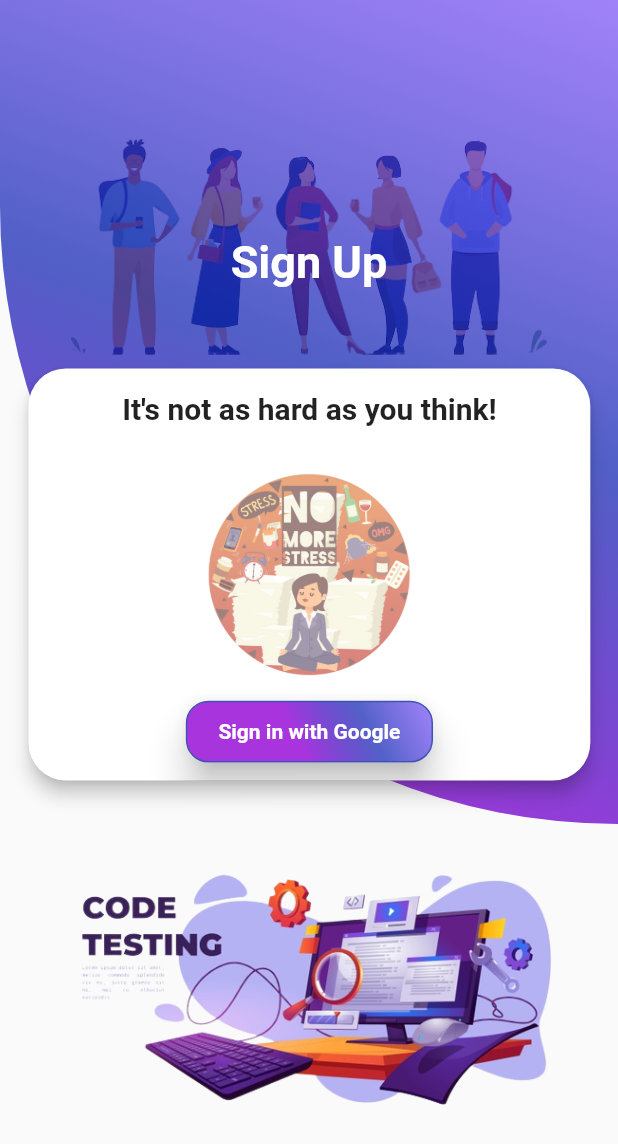
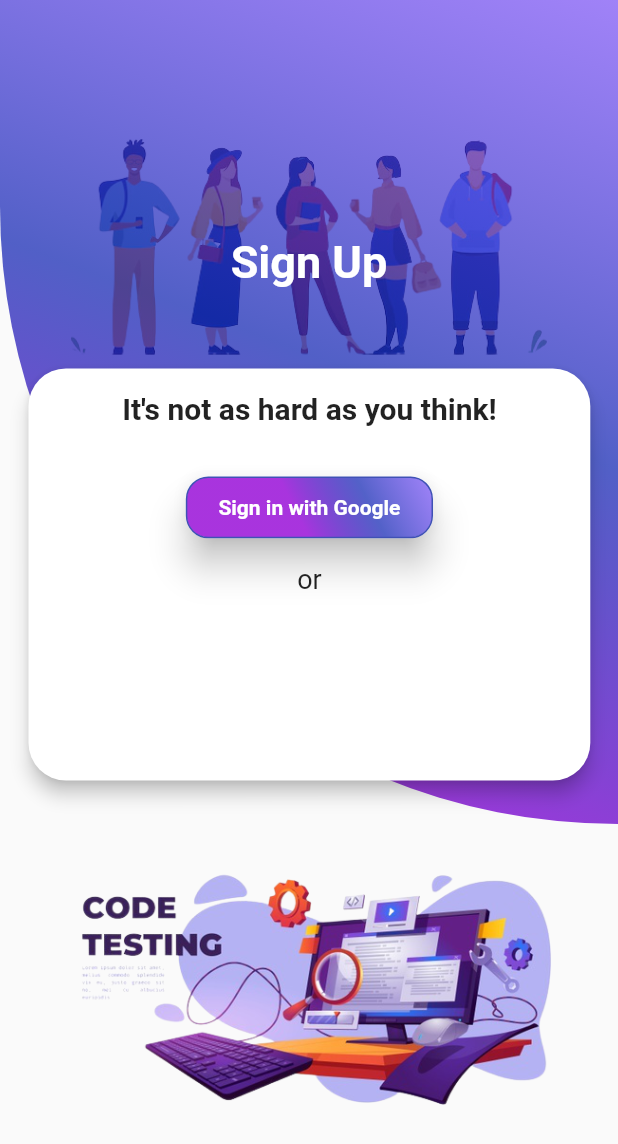
Before and after one commit to oojas/Placement-Portal, a Flutter app: the screen it shows after launch, on a phone screen of 412 x 824 dp. Shown: the top 1144 px of the screen. Run offline on Flutter 3.47's test engine with Material 2 defaults, Android fonts, the phone set to English and light mode, and no system bars; our stand-ins replace after_layout, firebase_auth, firebase_core, font_awesome_flutter, google_fonts, google_sign_in and 6 more; accounts and stored records are empty.

Commit message:
New upgrade initiated

```diff
--- a/lib/Authentication/login.dart
+++ b/lib/Authentication/login.dart
@@ -120,7 +120,6 @@ class _LoginState extends State<Login> with SingleTickerProviderStateMixin {
                                             BorderRadius.circular(25)),
                                     elevation: 5,
                                     child: Container(
-                                      clipBehavior: Clip.hardEdge,
                                       child: Column(
                                         children: [
                                           Padding(
@@ -136,7 +135,9 @@ class _LoginState extends State<Login> with SingleTickerProviderStateMixin {
                                               ),
                                             ),
                                           ),
-                                          Expanded(child: Container()),
+                                          SizedBox(
+                                            height: 15,
+                                          ),
                                           Align(
                                             alignment: Alignment.bottomCenter,
                                             child: Padding(
@@ -192,6 +193,14 @@ class _LoginState extends State<Login> with SingleTickerProviderStateMixin {
                                                 ),
                                               ),
                                             ),
+                                          ),
+                                          SizedBox(
+                                            height: 5,
+                                          ),
+                                          Text(
+                                            'or',
+                                            style: GoogleFonts.roboto(
+                                                fontSize: 18),
                                           )
                                         ],
                                       ),
@@ -200,12 +209,6 @@ class _LoginState extends State<Login> with SingleTickerProviderStateMixin {
                                       height:
                                           MediaQuery.of(context).size.height /
                                               3,
-                                      decoration: BoxDecoration(
-                                          image: DecorationImage(
-                                              opacity: 0.6,
-                                              scale: 7,
-                                              image: AssetImage(
-                                                  'Assets/images/no-stress.png'))),
                                     ),
                                   ),
                                 ),
--- a/lib/main.dart
+++ b/lib/main.dart
@@ -1,6 +1,8 @@
 // ignore_for_file: prefer_const_constructors, camel_case_types
 import 'package:flutter/material.dart';
 import 'package:firebase_core/firebase_core.dart';
+import 'package:placementcracker/Authentication/login.dart';
+import 'package:placementcracker/Widgets/Information.dart';
 import 'package:placementcracker/Widgets/splash.dart';
 import 'package:placementcracker/providers/Channels_Provider/core_subjects_provider.dart';
 import 'package:placementcracker/providers/Channels_Provider/freecourse_provider.dart';
--- a/pubspec.yaml
+++ b/pubspec.yaml
@@ -48,7 +48,7 @@ dependencies:
   after_layout:
   sqflite:
   readmore:
-
+  image_picker:
 
 dev_dependencies:
   flutter_test:
```
Also changed, not shown: lib/Widgets/Information.dart (added, +157 -0 lines), lib/Widgets/youtubeChannels.dart (+5 -4 lines), pubspec.lock.
